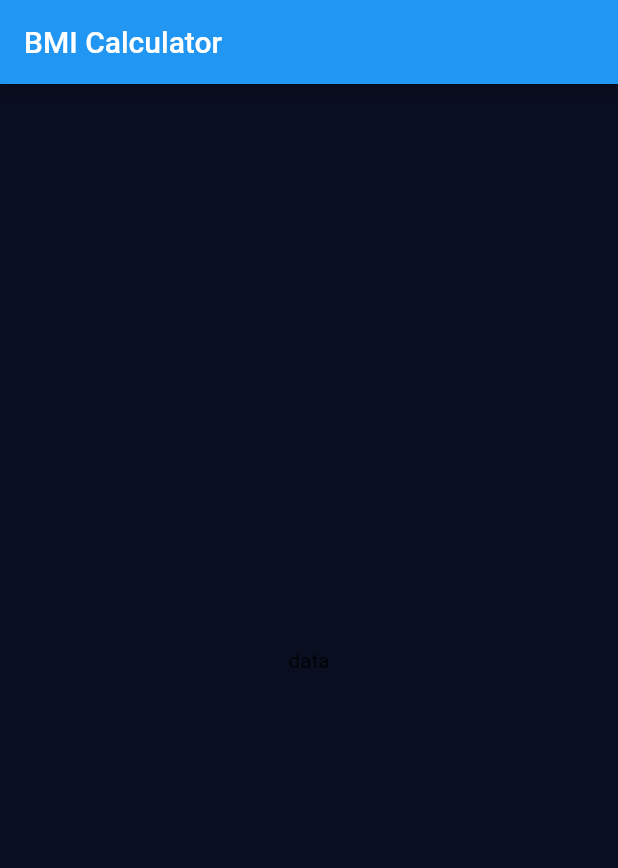
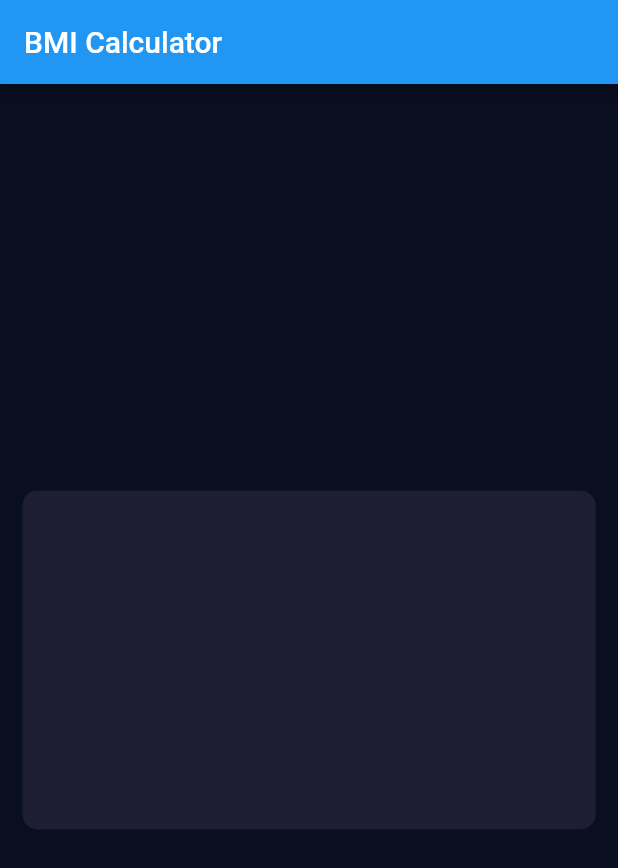
Before and after one commit to chandravamshi/flutter_bmi_calculator_intermediate, a Flutter app: the screen it shows after launch, on a phone screen of 412 x 824 dp. Shown: the top 868 px of the screen. Run offline on Flutter 3.47's test engine with Material 2 defaults, Android fonts, the phone set to English and light mode, and no system bars.

Commit message:
small changes

```diff
--- a/lib/components/input_page.dart
+++ b/lib/components/input_page.dart
@@ -11,12 +11,52 @@ class _InputPageState extends State<InputPage> {
   @override
   Widget build(BuildContext context) {
     return Scaffold(
-      appBar: AppBar(
-        title: const Text('BMI Calculator'),
-      ),
-      body: const Center(
-        child: Text('data'),
-      ),
+        appBar: AppBar(
+          title: const Text('BMI Calculator'),
+        ),
+        body: Column(
+          children: [
+            Expanded(
+                child: Row(
+              children: const [
+                ReusableCard(
+                  colour: Color(0xFF1D1E33),
+                ),
+                ReusableCard(
+                  colour: Color(0xFF1D1E33),
+                )
+              ],
+            )),
+            const Expanded(
+                child: ReusableCard(
+              colour: Color(0xFF1D1E33),
+            )),
+            Expanded(
+                child: Row(
+              children: const [
+                ReusableCard(
+                  colour: Color(0xFF1D1E33),
+                ),
+                ReusableCard(
+                  colour: Color(0xFF1D1E33),
+                )
+              ],
+            ))
+          ],
+        ));
+  }
+}
+
+class ReusableCard extends StatelessWidget {
+  const ReusableCard({required this.colour});
+  final Color colour;
+
+  @override
+  Widget build(BuildContext context) {
+    return Container(
+      margin: const EdgeInsets.all(15.0),
+      decoration: BoxDecoration(
+          color: colour, borderRadius: BorderRadius.circular(10.0)),
     );
   }
 }
```
